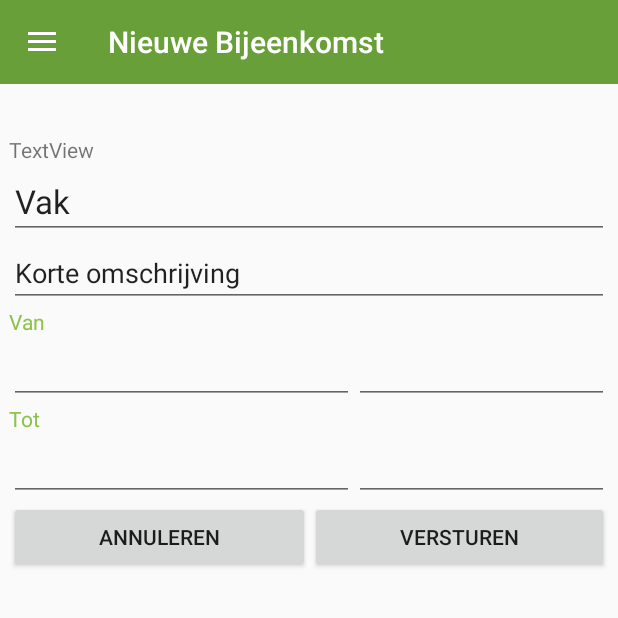
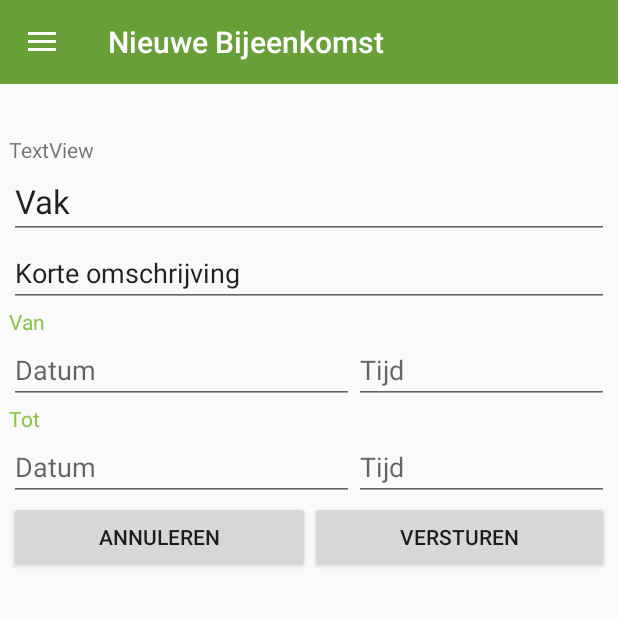
Before and after one commit to zowie93/IMTPMD, an Android app: the fragment AddMeetingFragment placed in its activity, on a phone screen of 412 x 824 dp, the top half of it. Run offline under Robolectric (Android 15) with nearby library versions, the phone set to English and light mode, and no system bars.

Commit message:
Tijd enzo is nu mooi

```diff
--- a/app/src/main/res/layout/fragment_add_meeting.xml
+++ b/app/src/main/res/layout/fragment_add_meeting.xml
@@ -83,7 +83,8 @@
                     android:layout_height="wrap_content"
                     android:ems="10"
                     android:inputType="date"
-                    android:focusable="false"/>
+                    android:focusable="false"
+                    android:hint="@string/datum"/>
 
                 <EditText
                     android:id="@+id/from_time"
@@ -91,7 +92,9 @@
                     android:layout_height="wrap_content"
                     android:layout_weight="1"
                     android:ems="10"
-                    android:inputType="time"/>
+                    android:inputType="time"
+                    android:focusable="false"
+                    android:hint="@string/tijd"/>
 
             </LinearLayout>
 
@@ -103,7 +106,7 @@
                 android:id="@+id/To"
                 android:layout_width="match_parent"
                 android:layout_height="wrap_content"
-                android:text="Tot"
+                android:text="@string/tot"
                 android:textColor="@color/colorPrimary" />
 
             <LinearLayout
@@ -118,7 +121,8 @@
                     android:layout_height="wrap_content"
                     android:ems="10"
                     android:inputType="date"
-                    android:focusable="false" />
+                    android:focusable="false"
+                    android:hint="@string/datum"/>
 
                 <EditText
                     android:id="@+id/to_time"
@@ -126,7 +130,9 @@
                     android:layout_height="wrap_content"
                     android:layout_weight="1"
                     android:ems="10"
-                    android:inputType="time" />
+                    android:inputType="time"
+                    android:focusable="false"
+                    android:hint="@string/tijd"/>
 
             </LinearLayout>
 
--- a/app/src/main/res/values/strings.xml
+++ b/app/src/main/res/values/strings.xml
@@ -36,4 +36,7 @@
     <string name="review_versturen">Versturen</string>
     <string name="review_eventuele_opmerking">Eventuele opmerking</string>
     <string name="review_geef_je_mening">Geef je mening</string>
+    <string name="datum">Datum</string>
+    <string name="tijd">Tijd</string>
+    <string name="tot">Tot</string>
 </resources>
```
Also changed, not shown: app/src/main/java/imtpmd/imtpmd_stoplicht/AddMeetingFragment.java (+79 -2 lines).
